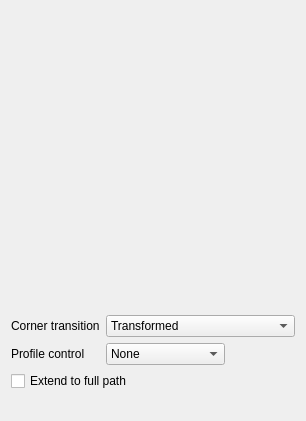
sean-de-courcy/FreeCAD, file src/Mod/PartDesign/Gui/TaskPipeParameters.ui: the form before one commit.
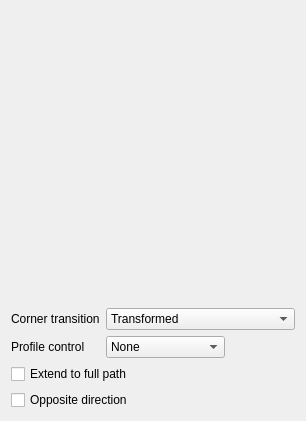
The form after the commit.

Commit message: Pipe panel: Opposite direction box for a one-way sweep (PathReversed; ops#640)

Patch:
```diff
--- a/src/Mod/PartDesign/Gui/TaskPipeParameters.ui
+++ b/src/Mod/PartDesign/Gui/TaskPipeParameters.ui
@@ -99,6 +99,16 @@
        </property>
       </widget>
      </item>
+     <item row="3" column="0" colspan="2">
+      <widget class="QCheckBox" name="checkBoxOppositeDirection">
+       <property name="text">
+        <string>Opposite direction</string>
+       </property>
+       <property name="toolTip">
+        <string>A profile in the middle of the path sweeps the other way from it</string>
+       </property>
+      </widget>
+     </item>
     </layout>
    </item>
   </layout>
```
Left out of the diff: 1 changed line with no effect on the pictures. The commit also changes 2 other files.
